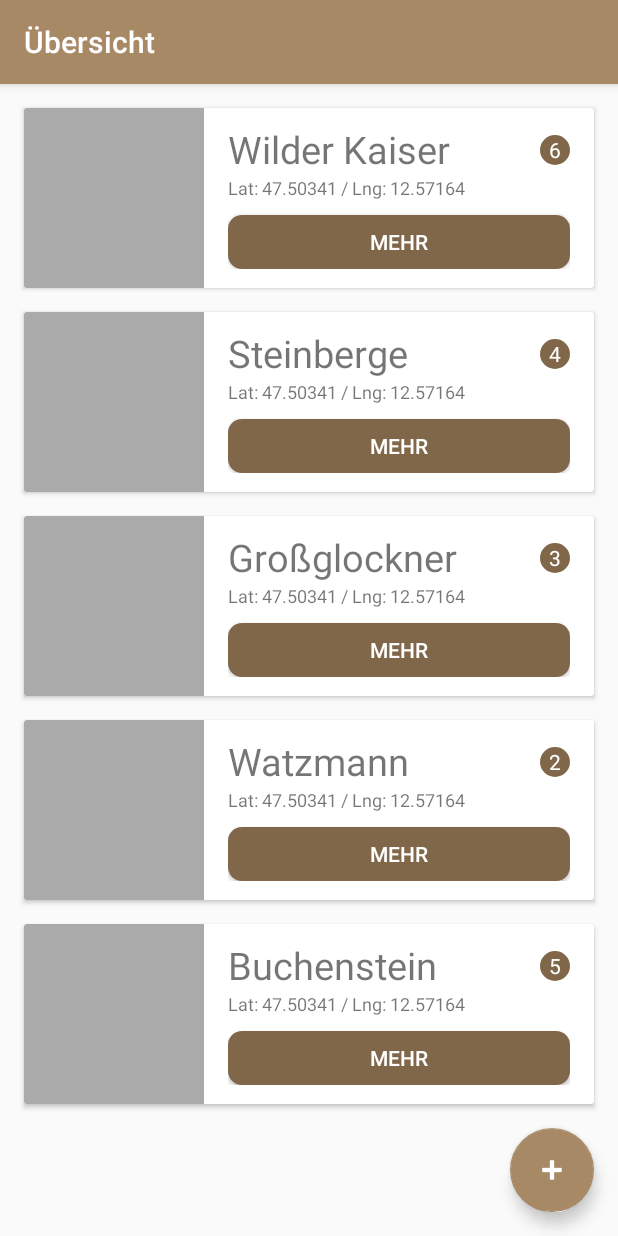
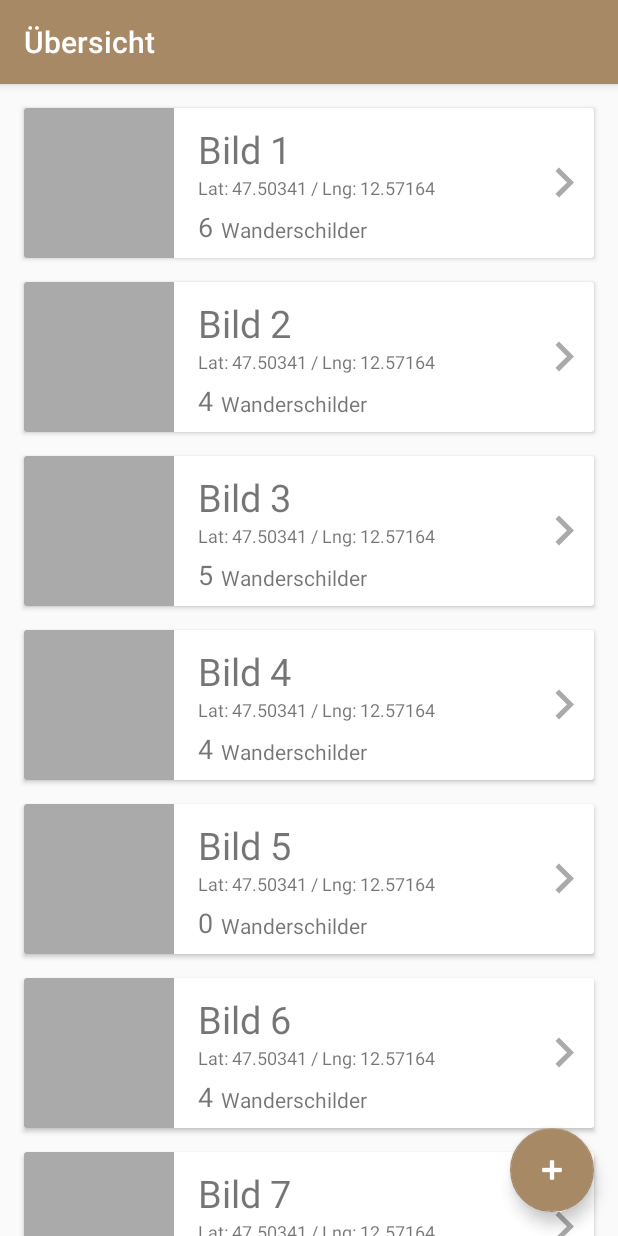
Before and after one commit to Jo-Chris/DigitalSignpostMobile, an Android app: the screen it shows after launch (MainActivity), on a phone screen of 412 x 824 dp. Run offline under Robolectric (Android 15) with nearby library versions, the phone set to English and light mode, and no system bars.

Commit message:
Change overview style

```diff
--- a/app/src/main/java/com/example/digitalsignpostmobile/activities/MainActivity.java
+++ b/app/src/main/java/com/example/digitalsignpostmobile/activities/MainActivity.java
@@ -25,6 +25,7 @@ import com.example.digitalsignpostmobile.classes.MainAdapter;
 import com.google.android.material.floatingactionbutton.FloatingActionButton;
 
 import java.util.ArrayList;
+import java.util.Random;
 
 public class MainActivity extends AppCompatActivity implements View.OnClickListener {
     private final int PERMISSION_CODE = 100;
@@ -46,17 +47,12 @@ public class MainActivity extends AppCompatActivity implements View.OnClickListe
         super.onCreate(savedInstanceState);
         setContentView(R.layout.activity_main);
 
-        Image image1 = new Image("Wilder Kaiser", 6, 47.503410, 12.571640);
-        Image image2 = new Image("Steinberge", 4, 47.503410, 12.571640);
-        Image image3 = new Image("Großglockner", 3, 47.503410, 12.571640);
-        Image image4 = new Image("Watzmann", 2, 47.503410, 12.571640);
-        Image image5 = new Image("Buchenstein", 5, 47.503410, 12.571640);
+        Random r = new Random();
 
-        mDataset.add(image1);
-        mDataset.add(image2);
-        mDataset.add(image3);
-        mDataset.add(image4);
-        mDataset.add(image5);
+        for (int i = 0; i < 20; i++) {
+            Image image = new Image("Bild " + (i + 1), r.nextInt(10), 47.503410, 12.571640);
+            mDataset.add(image);
+        }
 
         initUI();
         addListeners();
--- a/app/src/main/java/com/example/digitalsignpostmobile/classes/MainAdapter.java
+++ b/app/src/main/java/com/example/digitalsignpostmobile/classes/MainAdapter.java
@@ -3,7 +3,6 @@ package com.example.digitalsignpostmobile.classes;
 import android.view.LayoutInflater;
 import android.view.View;
 import android.view.ViewGroup;
-import android.widget.Button;
 import android.widget.LinearLayout;
 import android.widget.TextView;
 import android.widget.Toast;
@@ -24,18 +23,20 @@ public class MainAdapter extends RecyclerView.Adapter<MainAdapter.MainViewHolder
     }
 
     static class MainViewHolder extends RecyclerView.ViewHolder {
+        private LinearLayout linearLayout;
         private TextView imageTitle;
         private TextView imageCoords;
         private TextView numberOfSigns;
-        private Button button;
+        private TextView numberOfSignsLabel;
 
         MainViewHolder(@NonNull LinearLayout itemView) {
             super(itemView);
 
+            linearLayout = itemView.findViewById(R.id.linearLayout);
             imageTitle = itemView.findViewById(R.id.imageTitle);
             imageCoords = itemView.findViewById(R.id.imageCoords);
             numberOfSigns = itemView.findViewById(R.id.numberOfSigns);
-            button = itemView.findViewById(R.id.button);
+            numberOfSignsLabel = itemView.findViewById(R.id.numberOfSignsLabel);
         }
     }
 
@@ -50,10 +51,17 @@ public class MainAdapter extends RecyclerView.Adapter<MainAdapter.MainViewHolder
     @Override
     public void onBindViewHolder(MainViewHolder holder, int position) {
         final Image mListData = mDataset.get(position);
-        holder.imageTitle.setText(mDataset.get(position).getTitle());
-        holder.imageCoords.setText(mDataset.get(position).getCoords());
-        holder.numberOfSigns.setText(String.valueOf(mDataset.get(position).getNumberOfSigns()));
-        holder.button.setOnClickListener(new View.OnClickListener() {
+        holder.imageTitle.setText(mListData.getTitle());
+        holder.imageCoords.setText(mListData.getCoords());
+        holder.numberOfSigns.setText(String.valueOf(mListData.getNumberOfSigns()));
+
+        if (mListData.getNumberOfSigns() == 1) {
+            holder.numberOfSignsLabel.setText(R.string.label_sign);
+        } else {
+            holder.numberOfSignsLabel.setText(R.string.label_signs);
+        }
+
+        holder.linearLayout.setOnClickListener(new View.OnClickListener() {
             @Override
             public void onClick(View view) {
                 Toast.makeText(view.getContext(),"Click on item: " + mListData.getTitle(), Toast.LENGTH_LONG).show();
--- a/app/src/main/res/drawable/chip_brown.xml
+++ b/app/src/main/res/drawable/chip_brown.xml
@@ -1,5 +1,5 @@
 <?xml version="1.0" encoding="utf-8"?>
 <shape xmlns:android="http://schemas.android.com/apk/res/android" android:shape="oval">
-    <corners android:radius="10dp"/>
-    <solid android:color="@color/colorPrimaryDark"/>
+    <corners android:radius="20dp"/>
+    <solid android:color="@color/colorPrimary"/>
 </shape>
--- /dev/null
+++ b/app/src/main/res/drawable/ic_keyboard_arrow_right_black_24dp.xml
@@ -0,0 +1,9 @@
+<vector xmlns:android="http://schemas.android.com/apk/res/android"
+        android:width="24dp"
+        android:height="24dp"
+        android:viewportWidth="24.0"
+        android:viewportHeight="24.0">
+    <path
+        android:fillColor="#FF000000"
+        android:pathData="M8.59,16.34l4.58,-4.59 -4.58,-4.59L10,5.75l6,6 -6,6z"/>
+</vector>
--- a/app/src/main/res/layout/recyclerview_main_item.xml
+++ b/app/src/main/res/layout/recyclerview_main_item.xml
@@ -10,9 +10,9 @@
         android:id="@+id/cardView"
         android:layout_width="match_parent"
         android:layout_height="match_parent"
-        android:layout_marginLeft="16dp"
+        android:layout_marginStart="16dp"
         android:layout_marginTop="8dp"
-        android:layout_marginRight="16dp"
+        android:layout_marginEnd="16dp"
         android:layout_marginBottom="8dp">
 
         <LinearLayout
@@ -22,17 +22,17 @@
 
             <ImageView
                 android:id="@+id/image"
-                android:layout_width="120dp"
-                android:layout_height="120dp"
+                android:layout_width="100dp"
+                android:layout_height="100dp"
                 android:contentDescription="@string/show_the_captured_image"
                 app:srcCompat="@android:color/darker_gray" />
 
             <RelativeLayout
                 android:layout_width="0dp"
                 android:layout_height="wrap_content"
+                android:layout_marginStart="16dp"
+                android:layout_marginEnd="30dp"
                 android:layout_weight="1"
-                android:layout_marginStart="16dp"
-                android:layout_marginEnd="16dp"
                 android:orientation="vertical">
 
                 <TextView
@@ -44,19 +44,6 @@
                     android:textSize="25sp" />
 
                 <TextView
-                    android:id="@+id/numberOfSigns"
-                    android:layout_width="20dp"
-                    android:layout_height="20dp"
-                    android:layout_alignEnd="@id/imageTitle"
-                    android:layout_marginStart="10dp"
-                    android:layout_marginTop="18dp"
-                    android:background="@drawable/chip_brown"
-                    android:gravity="center"
-                    android:text="@string/beispielnumber"
-                    android:textColor="@color/white"
-                    android:textSize="14sp" />
-
-                <TextView
                     android:id="@+id/imageCoords"
                     android:layout_width="match_parent"
                     android:layout_height="wrap_content"
@@ -64,20 +51,40 @@
                     android:text="@string/beispieltext"
                     android:textSize="12sp" />
 
-                <Button
-                    android:id="@+id/button"
-                    android:layout_width="match_parent"
-                    android:layout_height="36dp"
+                <TextView
+                    android:id="@+id/numberOfSigns"
+                    android:layout_width="wrap_content"
+                    android:layout_height="wrap_content"
+                    android:layout_alignBottom="@id/numberOfSignsLabel"
+                    android:text="@string/beispielnumber"
+                    android:textSize="18sp" />
+
+                <TextView
+                    android:id="@+id/numberOfSignsLabel"
+                    android:layout_width="wrap_content"
+                    android:layout_height="20dp"
                     android:layout_below="@id/imageCoords"
+                    android:layout_marginStart="5dp"
                     android:layout_marginTop="10dp"
-                    android:background="@drawable/signpost_button_brown"
-                    android:text="@string/more"
-                    android:textColor="@color/white" />
+                    android:layout_toEndOf="@id/numberOfSigns"
+                    android:text="@string/label_signs"
+                    android:textSize="14sp" />
 
             </RelativeLayout>
 
         </LinearLayout>
 
+        <ImageView
+            android:id="@+id/button"
+            android:layout_width="40dp"
+            android:layout_height="40dp"
+            android:layout_gravity="center|end"
+            android:adjustViewBounds="false"
+            android:contentDescription="@string/beispieltext"
+            android:cropToPadding="false"
+            android:tint="@android:color/darker_gray"
+            app:srcCompat="@drawable/ic_keyboard_arrow_right_black_24dp" />
+
     </androidx.cardview.widget.CardView>
 
 </LinearLayout>
--- a/app/src/main/res/values/strings.xml
+++ b/app/src/main/res/values/strings.xml
@@ -8,6 +8,8 @@
     <string name="save">Speichern</string>
     <string name="direction">Richtung</string>
     <string name="more">Mehr</string>
+    <string name="label_signs">Wanderschilder</string>
+    <string name="label_sign">Wanderschild</string>
     <!-- detailed signrow view -->
     <string name="rowNumber">Zeilenanzahl</string>
     <string name="beispieltext">Beispieltext</string>
```
